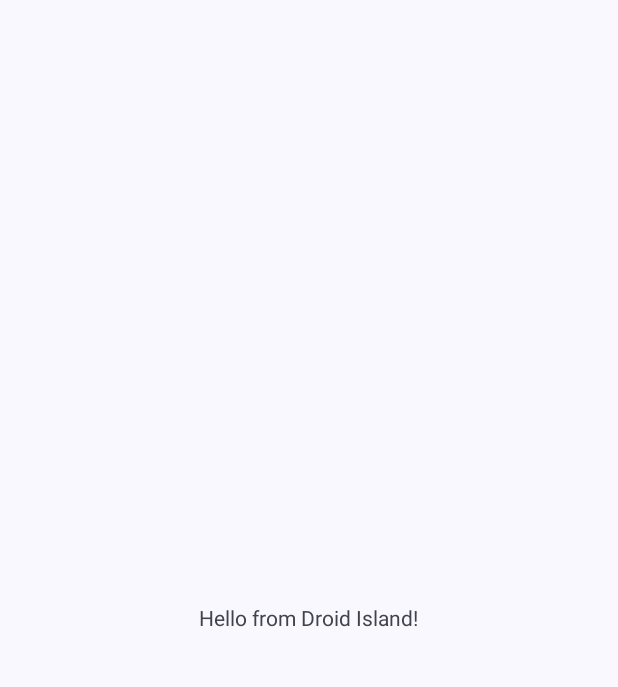
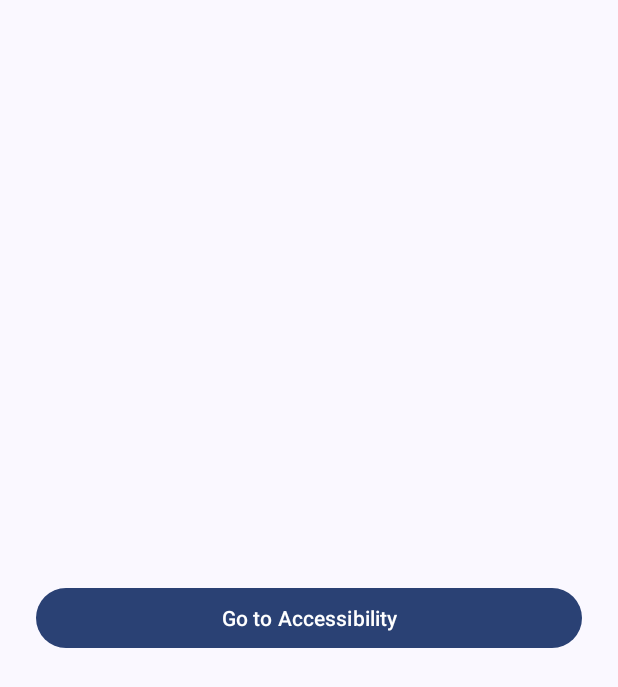
Before and after one commit to whitipet/droid-island-android, an Android app: the screen it shows after launch (MainActivity), on a phone screen of 412 x 824 dp. Before the commit the part shown is almost empty. Shown: the top 687 px of the screen. Run offline under Robolectric (Android 15) with nearby library versions, the phone set to English and light mode, and no system bars.

```diff
--- a/app/src/main/kotlin/com/whitipet/droidisland/MainActivity.kt
+++ b/app/src/main/kotlin/com/whitipet/droidisland/MainActivity.kt
@@ -1,5 +1,15 @@
 package com.whitipet.droidisland
 
+import android.content.Intent
+import android.provider.Settings
+import android.view.View
 import androidx.appcompat.app.AppCompatActivity
 
-class MainActivity : AppCompatActivity(R.layout.activity_main)
+class MainActivity : AppCompatActivity(R.layout.activity_main) {
+
+	fun onClick(view: View) {
+		when (view.id) {
+			R.id.btn_accessibility -> startActivity(Intent(Settings.ACTION_ACCESSIBILITY_SETTINGS))
+		}
+	}
+}
--- a/app/src/main/res/layout/activity_main.xml
+++ b/app/src/main/res/layout/activity_main.xml
@@ -1,13 +1,18 @@
 <?xml version="1.0" encoding="utf-8"?>
-<FrameLayout xmlns:android="http://schemas.android.com/apk/res/android"
+<FrameLayout
+	xmlns:android="http://schemas.android.com/apk/res/android"
 	xmlns:tools="http://schemas.android.com/tools"
 	android:layout_width="match_parent"
 	android:layout_height="match_parent"
+	android:padding="16dp"
 	tools:context=".MainActivity">
 
-    <TextView
-        android:layout_width="wrap_content"
+	<Button
+		android:id="@+id/btn_accessibility"
+		android:layout_width="match_parent"
 		android:layout_height="wrap_content"
 		android:layout_gravity="center"
-        android:text="Hello from Droid Island!" />
+		android:layout_margin="8dp"
+		android:onClick="onClick"
+		android:text="Go to Accessibility"/>
 </FrameLayout>
```
Also changed, not shown: app/src/main/AndroidManifest.xml (+15 -0 lines), app/src/main/kotlin/com/whitipet/droidisland/OverlayService.kt (added, +16 -0 lines), app/src/main/res/xml/accessibility_service_config.xml (added, +7 -0 lines). Lines whose indentation alone changed are shown as unchanged.
